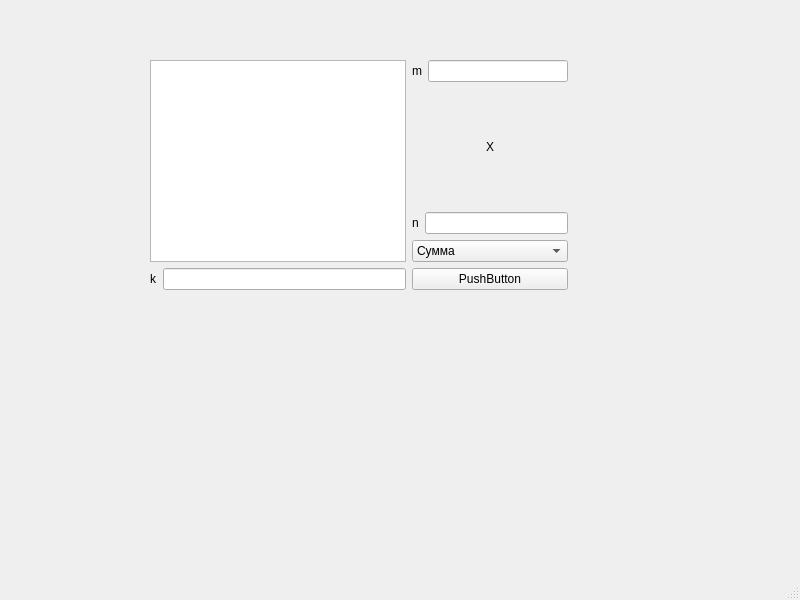
The window that QT/task-2-2/mainwindow.ui (TaynoDerny/CPP) describes before a commit, drawn with Qt 5.
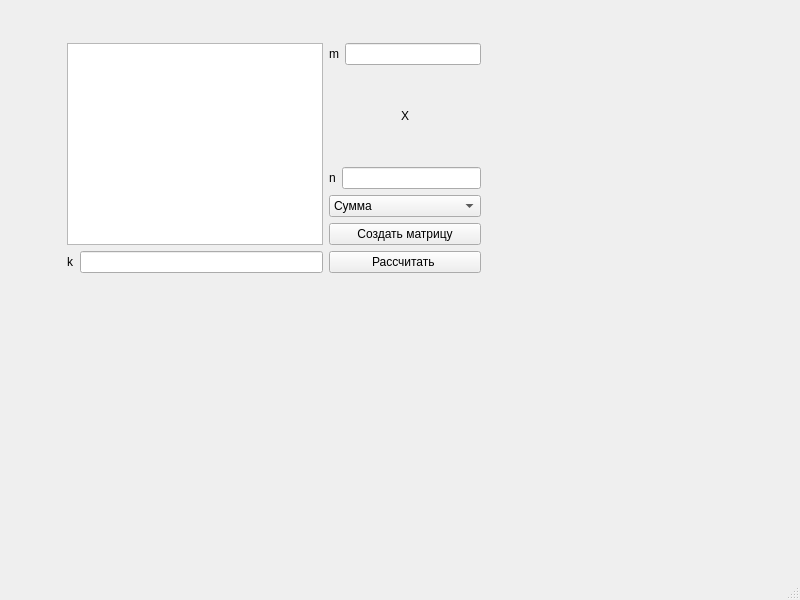
The same window after the commit.

What changed in the file:
```diff
--- a/QT/task-2-2/mainwindow.ui
+++ b/QT/task-2-2/mainwindow.ui
@@ -17,17 +17,21 @@
    <widget class="QWidget" name="">
     <property name="geometry">
      <rect>
-      <x>150</x>
-      <y>60</y>
-      <width>418</width>
+      <x>67</x>
+      <y>43</y>
+      <width>414</width>
       <height>230</height>
      </rect>
     </property>
     <layout class="QHBoxLayout" name="horizontalLayout_4">
      <item>
-      <layout class="QVBoxLayout" name="verticalLayout_2">
+      <layout class="QVBoxLayout" name="verticalLayout">
        <item>
-        <widget class="QTextEdit" name="textEdit_2"/>
+        <widget class="QTextEdit" name="textEdit">
+         <property name="readOnly">
+          <bool>true</bool>
+         </property>
+        </widget>
        </item>
        <item>
         <layout class="QHBoxLayout" name="horizontalLayout_3">
@@ -46,11 +50,7 @@
       </layout>
      </item>
      <item>
-      <layout class="QVBoxLayout" name="verticalLayout_4">
-       <item>
-        <layout class="QVBoxLayout" name="verticalLayout_3">
-         <item>
-          <layout class="QVBoxLayout" name="verticalLayout">
+      <layout class="QVBoxLayout" name="verticalLayout_2">
            <item>
             <layout class="QHBoxLayout" name="horizontalLayout">
              <item>
@@ -85,9 +85,7 @@
               </widget>
              </item>
              <item>
-              <widget class="QLineEdit" name="lineEdit_2"/>
-             </item>
-            </layout>
+          <widget class="QLineEdit" name="lineEditN"/>
            </item>
           </layout>
          </item>
@@ -105,12 +103,17 @@
            </item>
           </widget>
          </item>
-        </layout>
+       <item>
+        <widget class="QPushButton" name="btnGenerate">
+         <property name="text">
+          <string>Создать матрицу</string>
+         </property>
+        </widget>
        </item>
        <item>
-        <widget class="QPushButton" name="pushButton">
+        <widget class="QPushButton" name="btnCalculate">
          <property name="text">
-          <string>PushButton</string>
+          <string>Рассчитать </string>
          </property>
         </widget>
        </item>
```
Left out of the diff: 4 changed lines with no effect on the pictures. Lines whose indentation alone changed are shown as unchanged.
